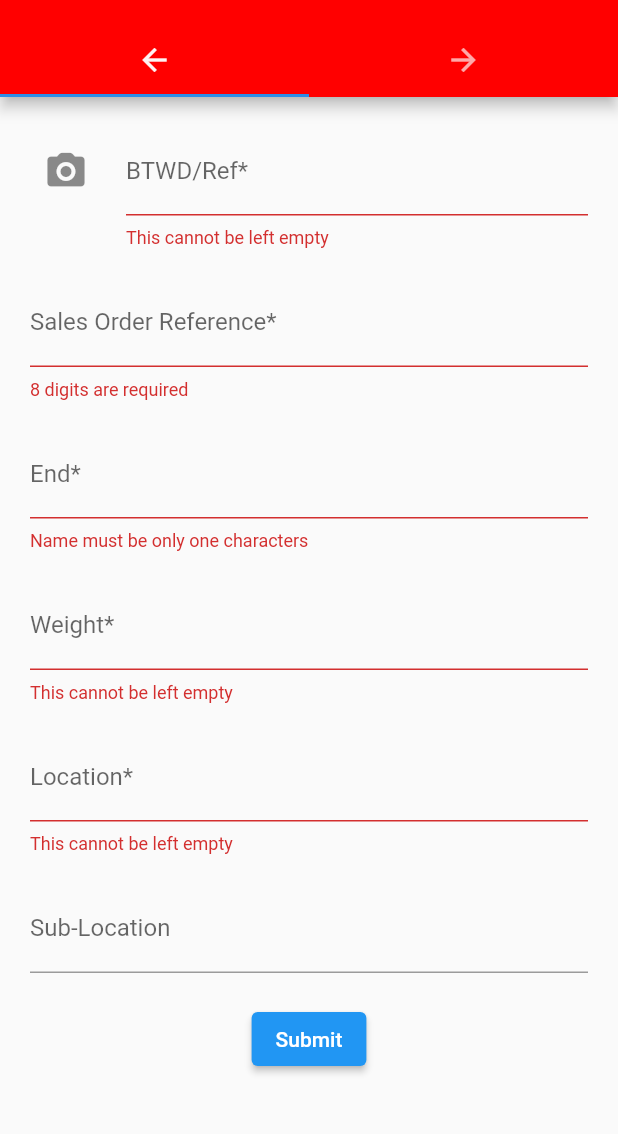
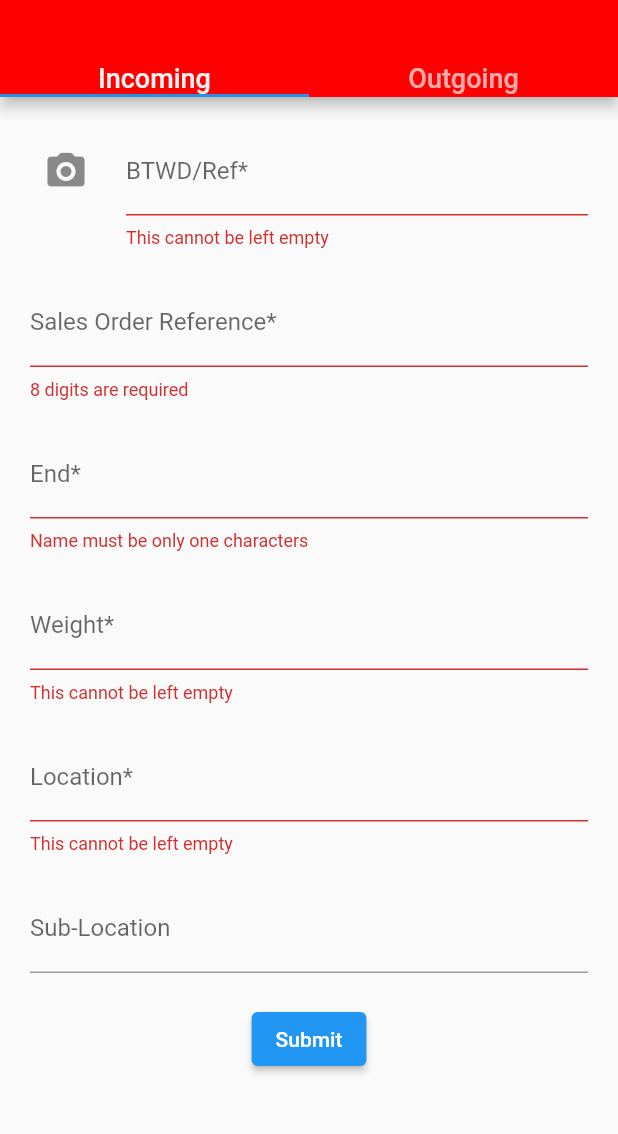
Before and after one commit to daniosr/LightningLogistics, a Flutter app: the screen it shows after launch, after a tap on "Submit", on a phone screen of 412 x 824 dp, the part 59-1193 px from its top. Run offline on Flutter 3.47's test engine with Material 2 defaults, Android fonts, the phone set to English and light mode, and no system bars; missing offline and left inert: flutter_barcode_scanner.

Commit message:
Working outgoing interface and fields cleared on successful submit

```diff
--- a/MobileApp/lightninglogistics/lib/main.dart
+++ b/MobileApp/lightninglogistics/lib/main.dart
@@ -36,13 +36,23 @@ class _MyHomePageState extends State<MyHomePage> {
   var Weight = '';
   var Location = '';
   var SubLocation = '';
+  var _controller1 = TextEditingController();
+  var _controller2 = TextEditingController();
+  var _controller3 = TextEditingController();
+  var _controller4 = TextEditingController();
+  var _controller5 = TextEditingController();
+  var _controller6 = TextEditingController();
+  List<String> growableList = ['BTWD/Reference'];
 
   var txt = TextEditingController();
 
   void ScanBarcode() async {
-    await FlutterBarcodeScanner.scanBarcode(
-            "#ff6666", "cancel", false, ScanMode.DEFAULT)
+    await FlutterBarcodeScanner.scanBarcode("#ff6666", "cancel", false, ScanMode.DEFAULT)
       .then((barcode) => txt.text = barcode);
+  }
+  void ContinuousBarcodeScanner() async {
+    await FlutterBarcodeScanner.getBarcodeStreamReceiver("#ff6666", "Cancel", false, ScanMode.DEFAULT)
+      .listen((barcode) => growableList.add(barcode));
   }
 
   Widget build(BuildContext context) {
@@ -58,10 +68,11 @@ class _MyHomePageState extends State<MyHomePage> {
               centerTitle: true,
               bottom: TabBar(
                 tabs: [
-                        Tab(icon: Icon(Icons.arrow_back)),
-                        Tab(icon: Icon(Icons.arrow_forward)),
+                  Text('Incoming', style: new TextStyle(fontSize: 18.0)),
+                  Text('Outgoing', style: new TextStyle(fontSize: 18.0))
                 ],
-                    )),
+              )
+            ),
             body: TabBarView(
               children: [
                 Center(
@@ -100,7 +111,7 @@ class _MyHomePageState extends State<MyHomePage> {
                                         : null;
                                   }),
                               Container(height: 20),
-                                    TextFormField(
+                              TextFormField(controller: _controller2,
                                   onEditingComplete: () =>
                                       node.nextFocus(),
                                   decoration: const InputDecoration(
@@ -116,7 +127,7 @@ class _MyHomePageState extends State<MyHomePage> {
                                         : null;
                                   }),
                               Container(height: 20),
-                                    TextFormField(
+                              TextFormField(controller: _controller3,
                                 onEditingComplete: () => node.nextFocus(),
                                 decoration: const InputDecoration(
                                   labelText: 'End*',
@@ -131,7 +142,7 @@ class _MyHomePageState extends State<MyHomePage> {
                                 },
                               ),
                               Container(height: 20),
-                                    TextFormField(
+                              TextFormField(controller: _controller4,
                                 onEditingComplete: () => node.nextFocus(),
                                 decoration: const InputDecoration(
                                   labelText: 'Weight*',
@@ -147,7 +158,7 @@ class _MyHomePageState extends State<MyHomePage> {
                                 },
                               ),
                               Container(height: 20),
-                                    TextFormField(
+                              TextFormField(controller: _controller5,
                                 onEditingComplete: () => node.nextFocus(),
                                 decoration: const InputDecoration(
                                   labelText: 'Location*',
@@ -162,7 +173,7 @@ class _MyHomePageState extends State<MyHomePage> {
                                 },
                               ),
                               Container(height: 20),
-                                    TextFormField(
+                              TextFormField(controller: _controller6,
                                 onEditingComplete: () => node.nextFocus(),
                                 decoration: const InputDecoration(
                                   labelText: 'Sub-Location',
@@ -185,8 +196,7 @@ class _MyHomePageState extends State<MyHomePage> {
                                     //submit to database
                                     final body = {
                                       'BTWDRef': BTWD,
-                                            'SalesOrderReference':
-                                                SalesOrderReference,
+                                      'SalesOrderReference': SalesOrderReference,
                                       'End': End,
                                       'Weight': Weight,
                                       'Location': Location,
@@ -194,26 +204,51 @@ class _MyHomePageState extends State<MyHomePage> {
                                     };
                                     await http
                                     .post(
-                                                  'http://135.181.25.227/api/item',
+                                      'http://65.21.3.71/api/item/',
                                       headers: <String, String>{
                                         'Content-Type':
                                         'application/json',
-                                                    'Host': '135.181.25.227'
+                                        'Host': '65.21.3.71'
                                       },
                                       body: jsonEncode(body))
                                     .then((response) => print(End));
+                                  txt.clear();
+                                  _controller2.clear();
+                                  _controller3.clear();
+                                  _controller4.clear();
+                                  _controller5.clear();
+                                  _controller6.clear();
                                   }
                                 },
                                 child: Text('Submit'),
                               )
                             ],
-                                ))
+                          )
+                        )
                     ],
                   ),
                 ),
               ),
-                    Icon(Icons.arrow_forward)
-                  ],
-                ))));
+              ListView(
+                children:[
+                  IconButton(icon: Icon(Icons.camera_alt_rounded, size: 100), onPressed: () {ContinuousBarcodeScanner();}),
+                  Container(height: 30),
+                  ListView.builder(
+                    shrinkWrap: true,
+                    scrollDirection: Axis.vertical,
+                    itemCount: growableList.length,
+                    itemBuilder: (context, index) {
+                      return ListTile(
+                        title: Text('${growableList[index]}'),
+                      );
+                    },
+                  ),
+                ]
+              )
+            ]
+          )
+        )
+      )
+    );
   }
 }
```
Lines whose indentation alone changed are shown as unchanged.
